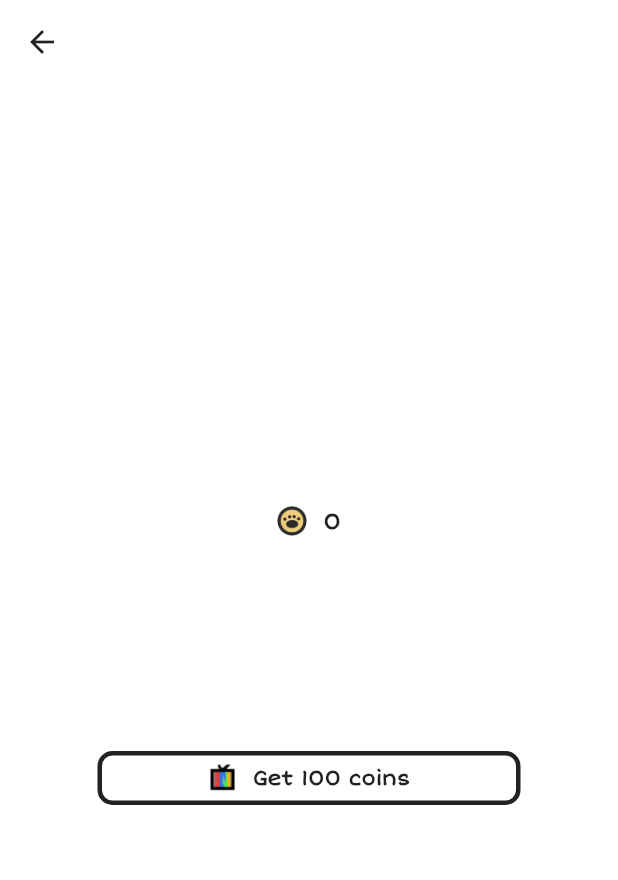
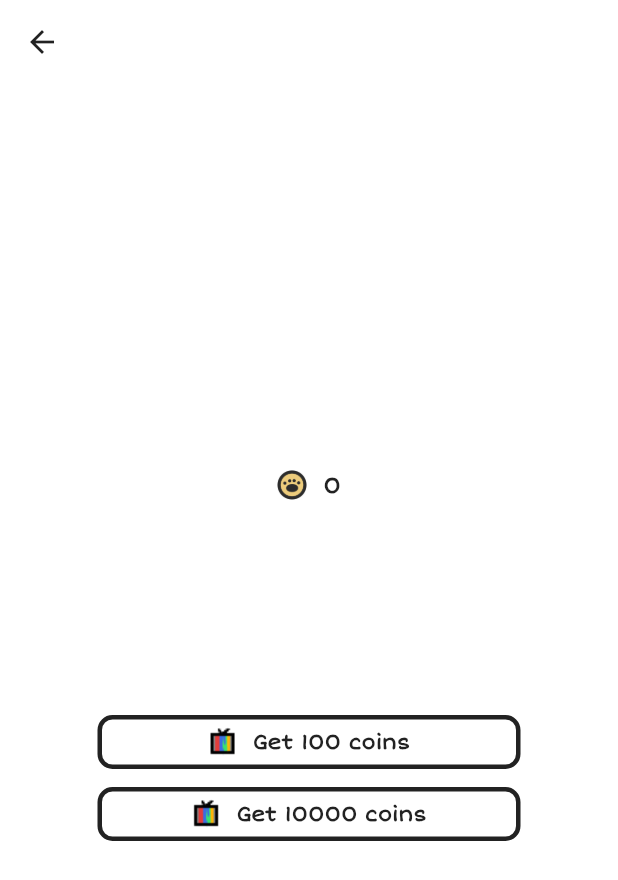
Before and after one commit to Dubudubap/dubu_timer, a Flutter app: the coin screen opened directly, on a phone screen of 412 x 824 dp. Shown: the top 880 px of the screen. Run offline on Flutter 3.47's test engine with Material 2 defaults, Android fonts, the phone set to English and light mode, and no system bars; our stand-ins replace audioplayers, google_mobile_ads, hive, hive_flutter; accounts and stored records are empty.

Commit message:
2022-02-07

```diff
--- a/lib/coin.dart
+++ b/lib/coin.dart
@@ -180,6 +180,38 @@ class _coinState extends State<coin> {
                                   )),
                             ]),
                       )),
+                  OutlinedButton(
+                      onPressed: () {
+                        context.read<Counts>().add(10000);
+                      },
+                      style: ButtonStyle(
+                        overlayColor:
+                            MaterialStateProperty.all(Colors.transparent),
+                        side: MaterialStateProperty.all(
+                            BorderSide(color: Colors.black87, width: 3)),
+                        shape: MaterialStateProperty.all(RoundedRectangleBorder(
+                          borderRadius: BorderRadius.circular(10.0),
+                        )),
+                      ),
+                      child: SizedBox(
+                        width: 250,
+                        height: 30,
+                        child: Row(
+                            mainAxisAlignment: MainAxisAlignment.center,
+                            children: [
+                              Image.asset(
+                                'assets/tv.png',
+                                height: 20,
+                                width: 20,
+                              ),
+                              Text('  Get 10000 coins',
+                                  style: TextStyle(
+                                    fontFamily: 'ShortStack',
+                                    fontWeight: FontWeight.bold,
+                                    color: Colors.black87,
+                                  )),
+                            ]),
+                      )),
                 ],
               ),
             ]),
--- a/lib/pomodoro.dart
+++ b/lib/pomodoro.dart
@@ -6,6 +6,8 @@ import 'package:provider/provider.dart';
 import 'package:dubu_timer/provider/global_provider.dart';
 
 class Pomodoro extends StatefulWidget {
+  const Pomodoro({Key? key}) : super(key: key);
+
   @override
   _PomodoroState createState() => _PomodoroState();
 }
@@ -36,6 +38,7 @@ class _PomodoroState extends State<Pomodoro> {
         coinCount = coinCount + 10;
       }
       context.read<Times>().timeAdd(100);
+      print('provider works in pomodoro page');
     }
   }
 
--- a/lib/shopping.dart
+++ b/lib/shopping.dart
@@ -19,7 +19,7 @@ class shopping {
     shopping(100, "assets/model5.png", true, 5),
     shopping(400, "assets/model6.png", true, 6),
     shopping(900, "assets/model7.png", true, 7),
-    shopping(10000, "assets/model8.png", true, 8),
+    shopping(100000, "assets/model8.png", true, 8),
     shopping(100, "assets/model9.png", true, 9),
     shopping(200, "assets/model10.png", true, 10),
     shopping(100, "assets/model11.png", true, 11),
--- a/pubspec.yaml
+++ b/pubspec.yaml
@@ -51,6 +51,7 @@ dev_dependencies:
   hive_generator: ^1.1.2
   build_runner: ^2.1.7
   flutter_launcher_icons: ^0.9.2
+  flutter_lints: ^1.0.4
 
 flutter_icons:
   ios: true
```
Also changed, not shown: lib/homePage.dart (+8 -7 lines), lib/setting.dart (+1 -39 lines), lib/shop.dart (+33 -0 lines), lib/statistic.dart (added, +72 -0 lines), assets/coinPlus.png (added), assets/insta.png (added), assets/ropa.png (added), assets/statistic.png (added), pubspec.lock.
